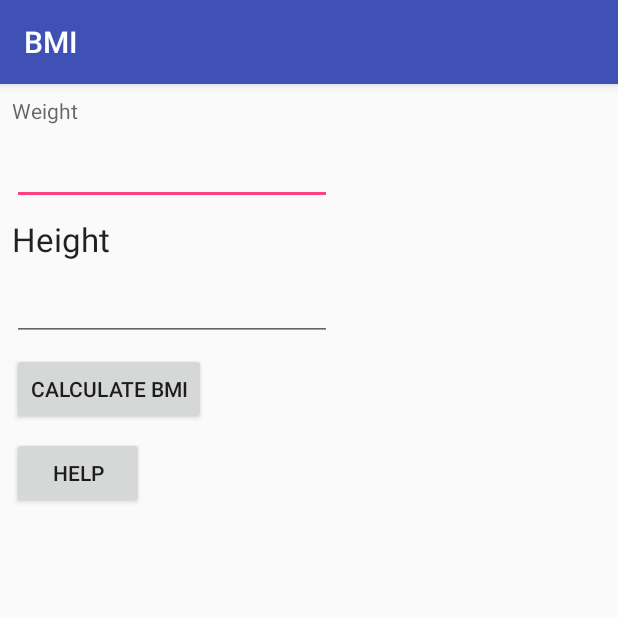
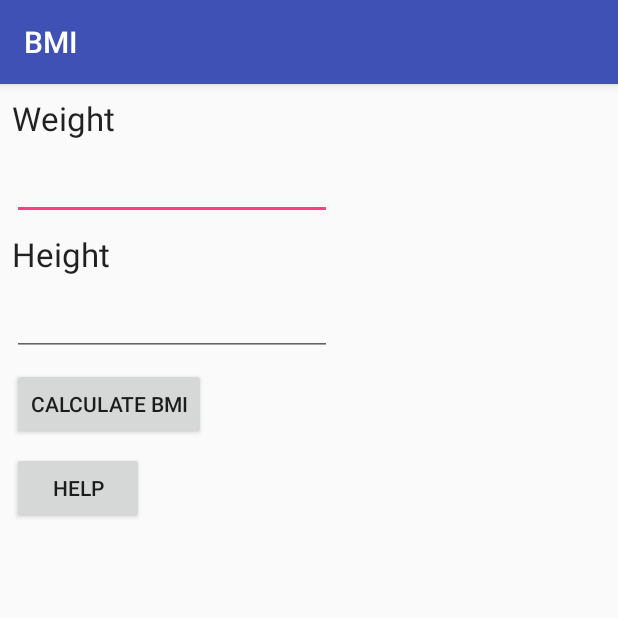
Before and after one commit to KosJammy/BMI0322, an Android app: the screen it shows after launch (MainActivity), on a phone screen of 412 x 824 dp, the top half of it. Run offline under Robolectric (Android 15) with nearby library versions, the phone set to English and light mode, and no system bars.

Commit message:
第三個版本(多國語系的寫法)

```diff
--- a/app/src/main/res/layout/activity_main.xml
+++ b/app/src/main/res/layout/activity_main.xml
@@ -12,8 +12,8 @@
         android:layout_height="wrap_content"
         android:layout_marginStart="8dp"
         android:layout_marginTop="8dp"
-        android:text="Weight"
-        android:textAppearance="@android:style/TextAppearance.Holo.Small"
+        android:text="@string/weight"
+        android:textAppearance="@android:style/TextAppearance.Holo.Large"
         app:layout_constraintStart_toStartOf="parent"
         app:layout_constraintTop_toTopOf="parent" />
 
@@ -34,7 +34,7 @@
         android:layout_height="wrap_content"
         android:layout_marginStart="8dp"
         android:layout_marginTop="8dp"
-        android:text="Height"
+        android:text="@string/height"
         android:textAppearance="@style/TextAppearance.AppCompat.Large"
         app:layout_constraintStart_toStartOf="parent"
         app:layout_constraintTop_toBottomOf="@+id/ed_W" />
@@ -57,7 +57,7 @@
         android:layout_marginStart="8dp"
         android:layout_marginTop="8dp"
         android:onClick="calBMI"
-        android:text="calculate BMI"
+        android:text="@string/cal_bmi"
         app:layout_constraintStart_toStartOf="parent"
         app:layout_constraintTop_toBottomOf="@+id/ed_Height" />
 
@@ -67,7 +67,7 @@
         android:layout_height="wrap_content"
         android:layout_marginStart="8dp"
         android:layout_marginTop="8dp"
-        android:text="Help"
+        android:text="@string/help"
         app:layout_constraintStart_toStartOf="parent"
         app:layout_constraintTop_toBottomOf="@+id/button" />
 </android.support.constraint.ConstraintLayout>
--- a/app/src/main/res/values/strings.xml
+++ b/app/src/main/res/values/strings.xml
@@ -1,3 +1,7 @@
 <resources>
     <string name="app_name">BMI</string>
+    <string name="weight">Weight</string>
+    <string name="height">Height</string>
+    <string name="cal_bmi">calculate BMI</string>
+    <string name="help">Help</string>
 </resources>
```
Also changed, not shown: 1 other file.
